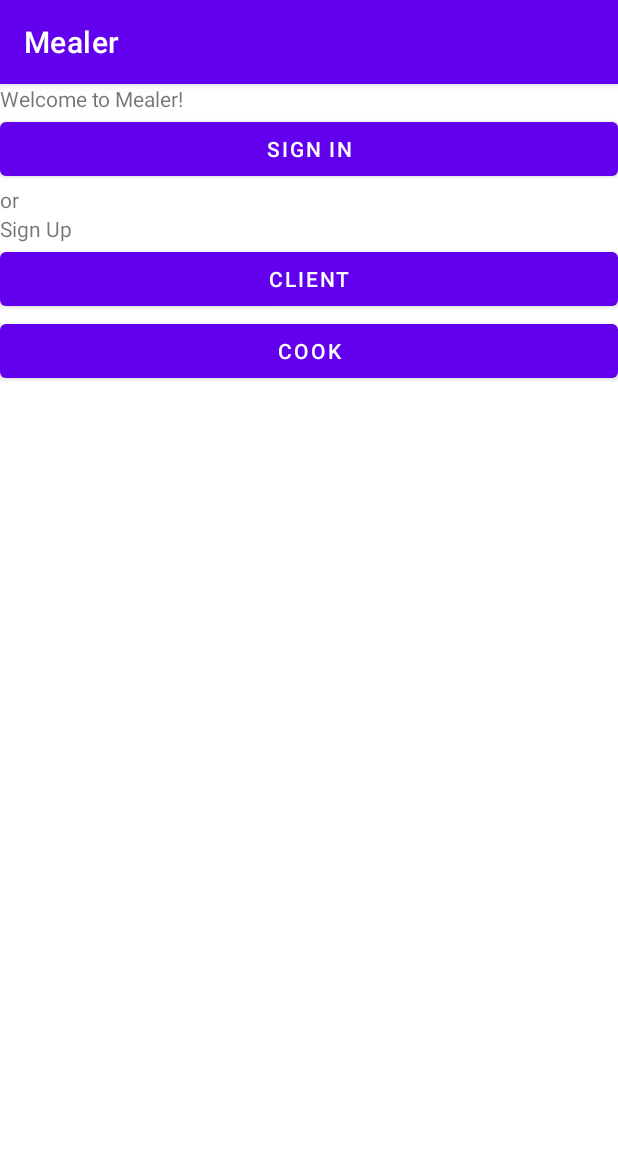
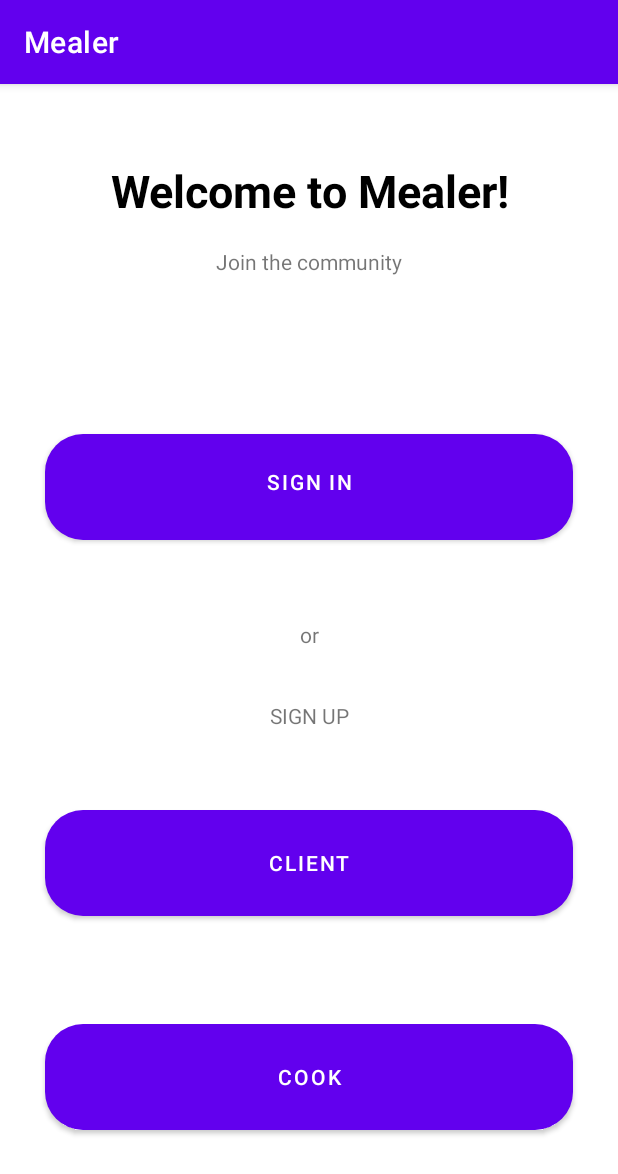
Before and after one commit to Tom-Latimer/Mealer, an Android app: the screen it shows after launch (MainActivity), on a phone screen of 412 x 824 dp. Shown: the top 1174 px of the screen. Run offline under Robolectric (Android 15) with nearby library versions, the phone set to English and light mode, and no system bars.

Commit message:
make adjustements to main page

```diff
--- a/app/src/main/res/layout/activity_main.xml
+++ b/app/src/main/res/layout/activity_main.xml
@@ -9,43 +9,101 @@
     <LinearLayout
         android:layout_width="match_parent"
         android:layout_height="match_parent"
-        android:orientation="vertical">
+        android:background="#FFFFFF"
+        android:orientation="vertical"
+        android:textAlignment="center">
+
+        <Space
+            android:layout_width="match_parent"
+            android:layout_height="wrap_content"
+            android:layout_weight="1" />
 
         <TextView
             android:id="@+id/txt_welcome_message"
-            android:layout_width="wrap_content"
+            android:layout_width="match_parent"
             android:layout_height="wrap_content"
-            android:text="@string/welcome_message" />
+            android:layout_weight="1"
+            android:gravity="center_horizontal|center_vertical"
+            android:text="@string/welcome_message"
+            android:textAlignment="center"
+            android:textColor="@color/black"
+            android:textSize="30sp"
+            android:textStyle="bold" />
+
+        <TextView
+            android:id="@+id/text_slogan"
+            android:layout_width="match_parent"
+            android:layout_height="wrap_content"
+            android:layout_weight="1"
+            android:gravity="center_horizontal"
+            android:text="@string/welcome_message_slogan"
+            android:textAlignment="center" />
+
+        <Space
+            android:layout_width="match_parent"
+            android:layout_height="wrap_content"
+            android:layout_weight="1" />
 
         <Button
             android:id="@+id/btn_signin"
             android:layout_width="match_parent"
             android:layout_height="wrap_content"
-            android:text="@string/sign_in" />
+            android:layout_marginLeft="30dp"
+            android:layout_marginTop="30dp"
+            android:layout_marginRight="30dp"
+            android:layout_marginBottom="30dp"
+            android:layout_weight="1"
+            android:drawableBottom="@drawable/button_background"
+            android:text="@string/sign_in"
+            app:cornerRadius="25dp" />
 
         <TextView
             android:id="@+id/txt_or_message"
             android:layout_width="match_parent"
             android:layout_height="wrap_content"
-            android:text="or" />
+            android:layout_weight="1"
+            android:gravity="center_horizontal|center_vertical"
+            android:text="@string/or"
+            android:textAlignment="center" />
 
         <TextView
             android:id="@+id/txt_singup"
             android:layout_width="match_parent"
             android:layout_height="wrap_content"
-            android:text="@string/sign_up" />
+            android:layout_weight="1"
+            android:gravity="center_horizontal|center_vertical"
+            android:text="@string/sign_up"
+            android:textAlignment="center"
+            android:textAllCaps="true" />
 
         <Button
             android:id="@+id/btn_client_signup"
             android:layout_width="match_parent"
             android:layout_height="wrap_content"
-            android:text="@string/client" />
+            android:layout_marginLeft="30dp"
+            android:layout_marginTop="30dp"
+            android:layout_marginRight="30dp"
+            android:layout_marginBottom="30dp"
+            android:layout_weight="1"
+            android:text="@string/client"
+            app:cornerRadius="25dp" />
 
         <Button
             android:id="@+id/btn_cook_signup"
             android:layout_width="match_parent"
             android:layout_height="wrap_content"
-            android:text="@string/cook" />
+            android:layout_marginLeft="30dp"
+            android:layout_marginTop="30dp"
+            android:layout_marginRight="30dp"
+            android:layout_marginBottom="30dp"
+            android:layout_weight="1"
+            android:text="@string/cook"
+            app:cornerRadius="25dp" />
+
+        <Space
+            android:layout_width="match_parent"
+            android:layout_height="wrap_content"
+            android:layout_weight="1" />
 
     </LinearLayout>
 
--- a/app/src/main/res/values/strings.xml
+++ b/app/src/main/res/values/strings.xml
@@ -13,4 +13,6 @@
     <string name="sign_in">Sign In</string>
     <string name="client">Client</string>
     <string name="cook">Cook</string>
+    <string name="or">or</string>
+    <string name="welcome_message_slogan">Join the community</string>
 </resources>
```
